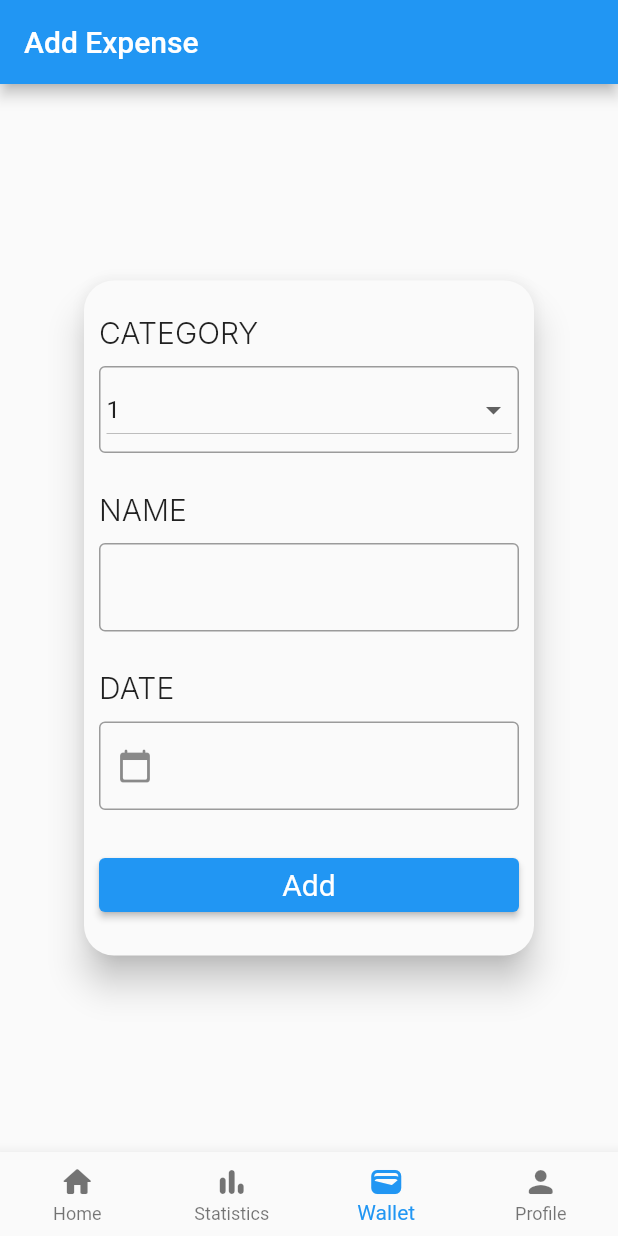
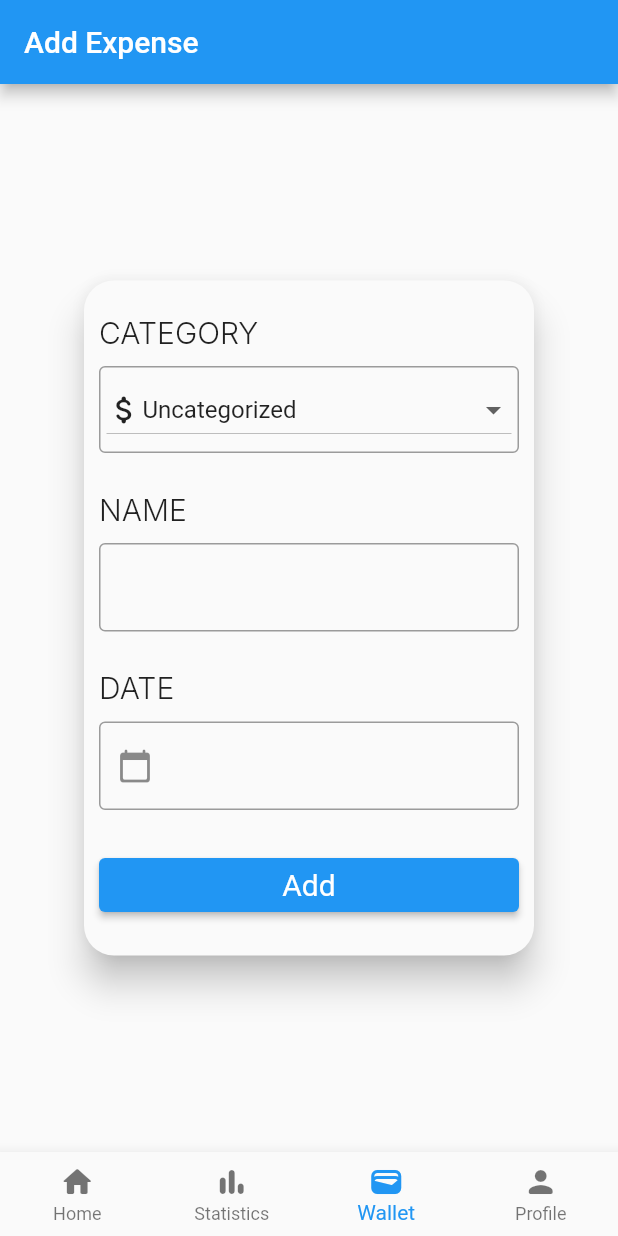
Before and after one commit to Erkebulan-Akhmediya/expense_tracker, a Flutter app: the screen it shows once a user with an empty profile is signed in, item 3 of the bottom bar chosen, on a phone screen of 412 x 824 dp. Run offline on Flutter 3.47's test engine with Material 2 defaults, Android fonts, the phone set to English and light mode, and no system bars; our stand-ins replace cloud_firestore, firebase_auth, firebase_core, fl_chart, google_fonts; accounts and stored records are empty; network calls fail.

```diff
--- a/lib/controllers/auth.controller.dart
+++ b/lib/controllers/auth.controller.dart
@@ -31,6 +31,7 @@ class Auth {
     );
     await _userController.createUser(
       UserModel(
+        id: currentUser!.uid,
         username: username,
         email: email,
         password: password,
--- a/lib/homepage.dart
+++ b/lib/homepage.dart
@@ -16,7 +16,7 @@ class _HomePageState extends State<HomePage> {
   int _currentPageIndex = 0;
 
   final List<Widget> _pages = [
-    const Home(),
+    Home(),
     const Statistics(),
     const Wallet(),
     const Profile(),
--- a/lib/models/user.model.dart
+++ b/lib/models/user.model.dart
@@ -1,19 +1,27 @@
 class UserModel {
+  final String id;
   final String username;
   final String email;
   final String password;
 
   const UserModel({
+    required this.id,
     required this.username,
     required this.email,
     required this.password,
   });
 
-  Map<String, dynamic> toMap() {
-    return {
-      'username': username,
-      'email': email,
-      'password': password,
-    };
-  }
+  Map<String, dynamic> toMap() => {
+    // 'id': id,
+    'username': username,
+    'email': email,
+    'password': password,
+  };
+
+  static UserModel fromMap(Map<String, dynamic> map) => UserModel(
+    id: map['id'],
+    username: map['username'],
+    email: map['email'],
+    password: map['password'],
+  );
 }
--- a/lib/wallet.dart
+++ b/lib/wallet.dart
@@ -10,7 +10,7 @@ class Wallet extends StatefulWidget {
 }
 
 class _WalletState extends State<Wallet> {
-  int _selectedCategory = 1;
+  String _selectedCategory = 'Uncategorized';
   TextEditingController dateInput = TextEditingController();
 
   @override
@@ -59,19 +59,106 @@ class _WalletState extends State<Wallet> {
                         isExpanded: true,
                         items: const [
                           DropdownMenuItem(
-                            value: 1,
-                            child: Text('1'),
+                            value: 'Uncategorized',
+                            child: Row(
+                              children: <Widget>[
+                                Icon(Icons.attach_money_rounded),
+                                Text('Uncategorized'),
+                              ],
+                            ),
                           ),
                           DropdownMenuItem(
-                            value: 2,
-                            child: Text('2'),
+                            value: 'Housing',
+                            child: Row(
+                              children: <Widget>[
+                                Icon(Icons.house_rounded),
+                                Text('Housing'),
+                              ],
+                            ),
                           ),
                           DropdownMenuItem(
-                            value: 3,
-                            child: Text('3'),
+                            value: 'Transportation',
+                            child: Row(
+                              children: <Widget>[
+                                Icon(Icons.emoji_transportation_rounded),
+                                Text('Transportation'),
+                              ],
+                            ),
+                          ),
+                          DropdownMenuItem(
+                            value: 'Food',
+                            child: Row(
+                              children: <Widget>[
+                                Icon(Icons.fastfood_rounded),
+                                Text('Food'),
+                              ],
+                            ),
+                          ),
+                          DropdownMenuItem(
+                            value: 'Health and Medical',
+                            child: Row(
+                              children: <Widget>[
+                                Icon(Icons.add_box_rounded),
+                                Text('Health and Medical'),
+                              ],
+                            ),
+                          ),
+                          DropdownMenuItem(
+                            value: 'Personal Care',
+                            child: Row(
+                              children: <Widget>[
+                                Icon(Icons.person_rounded),
+                                Text('Personal Care'),
+                              ],
+                            ),
+                          ),
+                          DropdownMenuItem(
+                            value: 'Entertainment',
+                            child: Row(
+                              children: <Widget>[
+                                Icon(Icons.attractions_rounded),
+                                Text('Entertainment'),
+                              ],
+                            ),
+                          ),
+                          DropdownMenuItem(
+                            value: 'Debt Payments',
+                            child: Row(
+                              children: <Widget>[
+                                Icon(Icons.money_off_csred_rounded),
+                                Text('Debt Payments'),
+                              ],
+                            ),
+                          ),
+                          DropdownMenuItem(
+                            value: 'Education',
+                            child: Row(
+                              children: <Widget>[
+                                Icon(Icons.menu_book),
+                                Text('Education'),
+                              ],
+                            ),
+                          ),
+                          DropdownMenuItem(
+                            value: 'Clothing and Accessories',
+                            child: Row(
+                              children: <Widget>[
+                                Icon(Icons.checkroom_rounded),
+                                Text('Clothing and Accessories'),
+                              ],
+                            ),
+                          ),
+                          DropdownMenuItem(
+                            value: 'Savings and Investments',
+                            child: Row(
+                              children: <Widget>[
+                                Icon(Icons.savings_outlined),
+                                Text('Savings and Investments'),
+                              ],
+                            ),
                           ),
                         ],
-                        onChanged: (int? selectedValue) {
+                        onChanged: (String? selectedValue) {
                           setState(() {
                             _selectedCategory = selectedValue!;
                           });
```
Also changed, not shown: lib/controllers/user.controller.dart (+18 -1 lines), lib/home/home.dart (+29 -8 lines).
